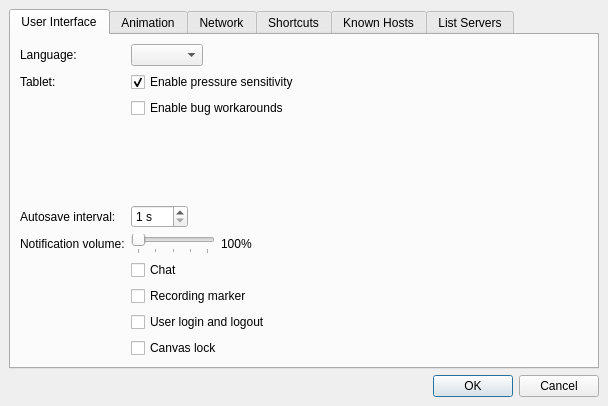
Qt form src/client/ui/settings.ui (drawpile/Drawpile) before a commit.
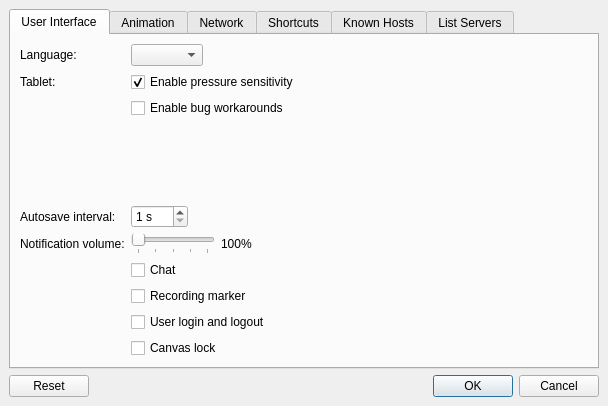
The same form after that commit. Icons and pictures are not drawn.

Commit message: Add reset settings button

The edit to the form file:
```diff
--- a/src/client/ui/settings.ui
+++ b/src/client/ui/settings.ui
@@ -630,7 +630,7 @@
       <enum>Qt::Horizontal</enum>
      </property>
      <property name="standardButtons">
-      <set>QDialogButtonBox::Cancel|QDialogButtonBox::Ok</set>
+      <set>QDialogButtonBox::Cancel|QDialogButtonBox::Ok|QDialogButtonBox::Reset</set>
      </property>
     </widget>
    </item>
```
The commit also changes 6 other files.
